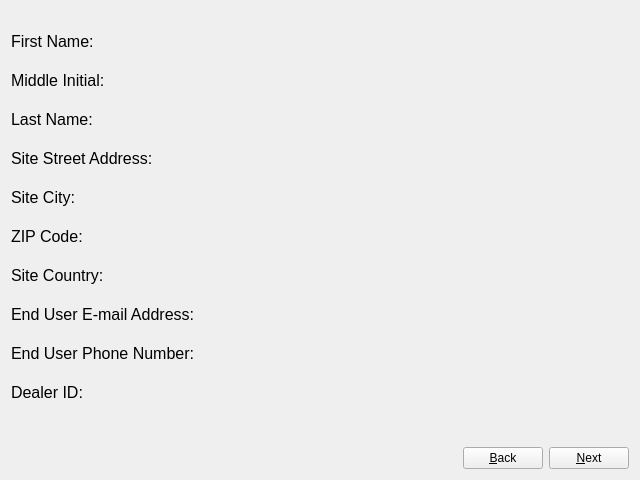
Qt form oobwizard/ui/enduserregistrationsummarystep.ui (bluusystemsinc/bluu) before a commit.
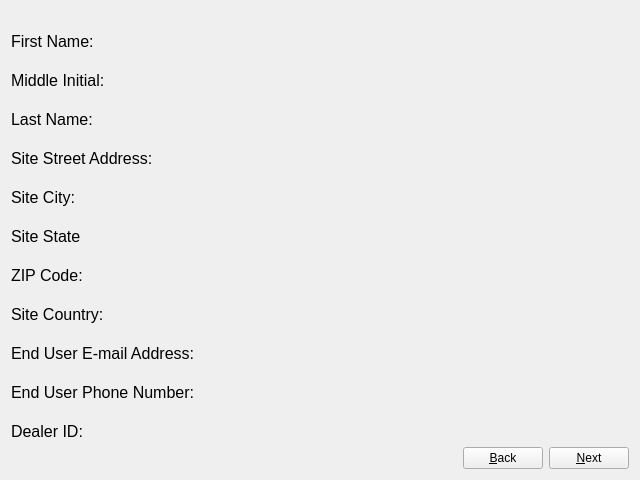
The same form after that commit.

Patch:
```diff
--- a/oobwizard/ui/enduserregistrationsummarystep.ui
+++ b/oobwizard/ui/enduserregistrationsummarystep.ui
@@ -82,6 +82,13 @@
        </property>
       </widget>
      </item>
+     <item>
+      <widget class="QLabel" name="label_11">
+       <property name="text">
+        <string>&lt;html&gt;&lt;head/&gt;&lt;body&gt;&lt;p&gt;&lt;span style=&quot; font-size:12pt;&quot;&gt;Site State&lt;/span&gt;&lt;/p&gt;&lt;/body&gt;&lt;/html&gt;</string>
+       </property>
+      </widget>
+     </item>
      <item>
       <widget class="QLabel" name="label_8">
        <property name="font">
```
Left out of the diff: 7 changed lines with no effect on the pictures.
